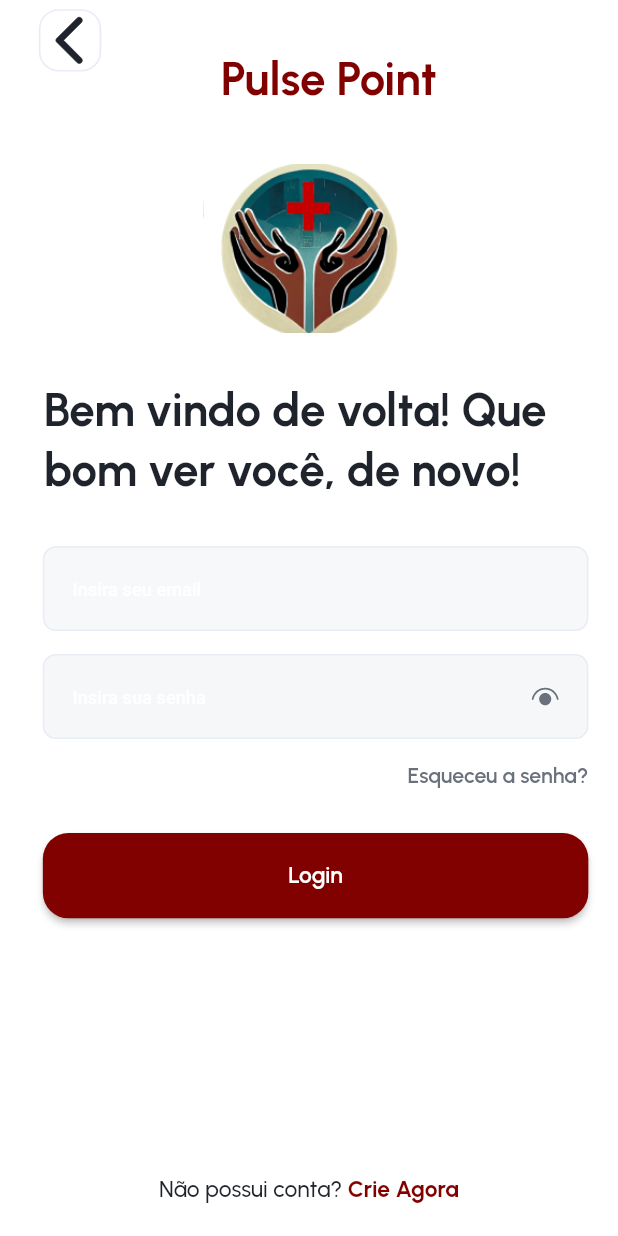
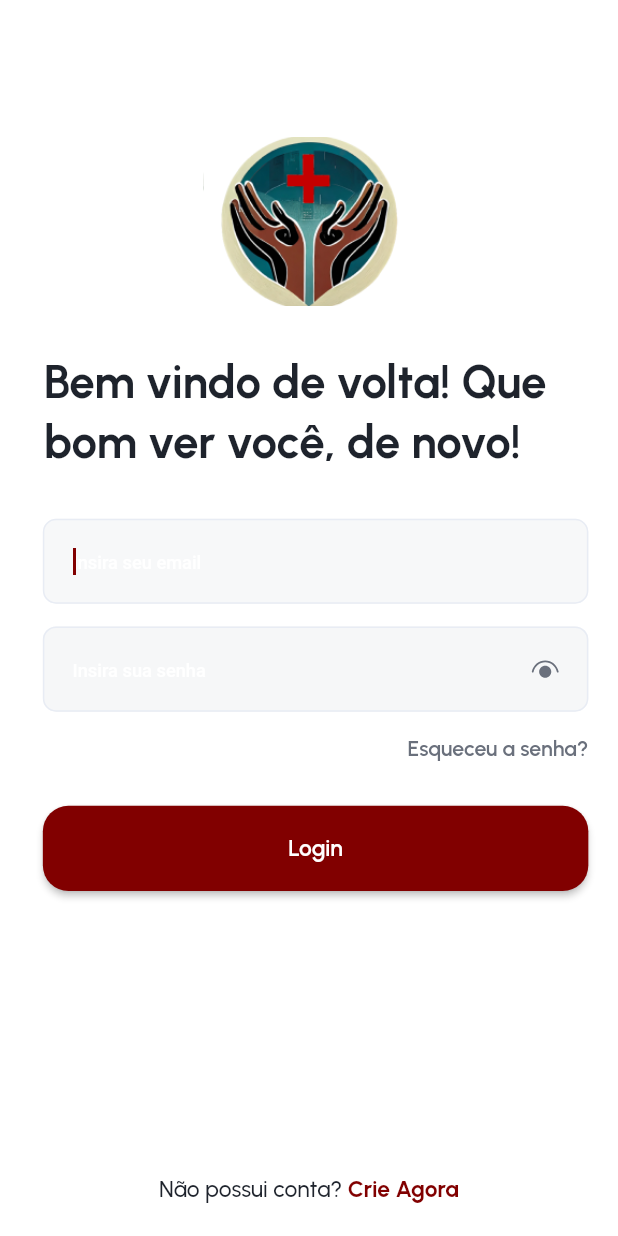
Before and after one commit to NetoBarbosaX/PulsePoint, a Flutter app: the first screen one second after launch, on a phone screen of 412 x 824 dp. Run offline on Flutter 3.47's test engine with Material 2 defaults, Android fonts, the phone set to English and light mode, and no system bars; our stand-ins replace cached_network_image, connectivity_plus, equatable, flutter_bloc, flutter_svg, shared_preferences.

Commit message:
Update widget spacing and navigation

```diff
--- a/lib/presentation/inicio_screen/inicio_screen.dart
+++ b/lib/presentation/inicio_screen/inicio_screen.dart
@@ -88,7 +88,7 @@ class InicioScreen extends StatelessWidget {
                   ],
                 ),
               ),
-              SizedBox(height: 5.v),
+              SizedBox(height: 10.v),
             ],
           ),
         ),
--- a/lib/presentation/login_screen/bloc/login_bloc.dart
+++ b/lib/presentation/login_screen/bloc/login_bloc.dart
@@ -22,15 +22,12 @@ class LoginBloc extends Bloc<LoginEvent, LoginState> {
   _onInitialize(
     LoginInitialEvent event,
     Emitter<LoginState> emit,
-  ) async {
+  ) {
     emit(state.copyWith(
-        emailController: TextEditingController(),
-        enterYourPasswordController: TextEditingController(),
-        isShowPassword: true));
-    Future.delayed(const Duration(milliseconds: 3000), () {
-      NavigatorService.popAndPushNamed(
-        AppRoutes.inicioScreen,
-      );
-    });
+      // emailController: TextEditingController(),
+      // passwordController: TextEditingController(),
+      // loginModelObj: LoginModel(),
+      // isShowPassword: false,
+    ));
   }
 }
--- a/lib/presentation/login_screen/login_screen.dart
+++ b/lib/presentation/login_screen/login_screen.dart
@@ -8,6 +8,8 @@ import 'package:hospital_pulse_point/widgets/app_bar/appbar_title.dart';
 import 'package:hospital_pulse_point/widgets/app_bar/custom_app_bar.dart';
 import 'package:hospital_pulse_point/widgets/custom_elevated_button.dart';
 import 'package:hospital_pulse_point/widgets/custom_text_form_field.dart';
+//import routes
+import 'package:hospital_pulse_point/routes/app_routes.dart';
 
 // ignore_for_file: must_be_immutable
 class LoginScreen extends StatelessWidget {
@@ -121,37 +123,52 @@ class LoginScreen extends StatelessWidget {
                                   CustomTextStyles.titleSmallPrimaryContainer)),
                       SizedBox(height: 29.v),
                       CustomElevatedButton(
-                          text: "lbl_login".tr,
-                          margin: EdgeInsets.only(left: 8.h)),
+                        text: "lbl_login".tr,
+                        margin: EdgeInsets.only(left: 8.h),
+                        onPressed: () {
+                          NavigatorService.pushNamed(AppRoutes.inicioScreen);
+                        },
+                      ),
                       Spacer(),
-                      RichText(
-                          text: TextSpan(children: [
-                            TextSpan(
+                      GestureDetector(
+                        onTap: () {
+                          NavigatorService.pushNamed(AppRoutes.registerScreen);
+                        },
+                        child: RichText(
+                          text: TextSpan(
+                            children: [
+                              TextSpan(
                                 text: "msg_n_o_possui_conta2".tr,
-                                style: CustomTextStyles
-                                    .titleSmallErrorContainer_1),
-                            TextSpan(
+                                style:
+                                    CustomTextStyles.titleSmallErrorContainer_1,
+                              ),
+                              TextSpan(
                                 text: "lbl_crie_agora".tr,
-                                style: CustomTextStyles.titleSmallPrimary)
-                          ]),
-                          textAlign: TextAlign.left)
+                                style: CustomTextStyles.titleSmallPrimary,
+                              ),
+                            ],
+                          ),
+                          textAlign: TextAlign.left,
+                        ),
+                      ),
                     ])))));
   }
 
   /// Section Widget
   PreferredSizeWidget _buildAppBar(BuildContext context) {
     return CustomAppBar(
-        height: 76.v,
-        leadingWidth: 63.h,
-        leading: AppbarLeadingIconbutton(
-            imagePath: ImageConstant.imgArrowLeft,
-            margin: EdgeInsets.only(left: 22.h, bottom: 23.v),
-            onTap: () {
-              onTapArrowLeft(context);
-            }),
-        title: AppbarTitle(
-            text: "lbl_pulse_point".tr,
-            margin: EdgeInsets.only(left: 71.h, top: 28.v)));
+        // height: 76.v,
+        // leadingWidth: 63.h,
+        // leading: AppbarLeadingIconbutton(
+        //     imagePath: ImageConstant.imgArrowLeft,
+        //     margin: EdgeInsets.only(left: 22.h, bottom: 23.v),
+        //     onTap: () {
+        //       onTapArrowLeft(context);
+        //     }),
+        // title: AppbarTitle(
+        //     text: "lbl_pulse_point".tr,
+        //     margin: EdgeInsets.only(left: 71.h, top: 28.v)));
+    );
   }
 
   /// Navigates to the previous screen.
```
Also changed, not shown: lib/presentation/register_screen/register_screen.dart (+7 -2 lines).
